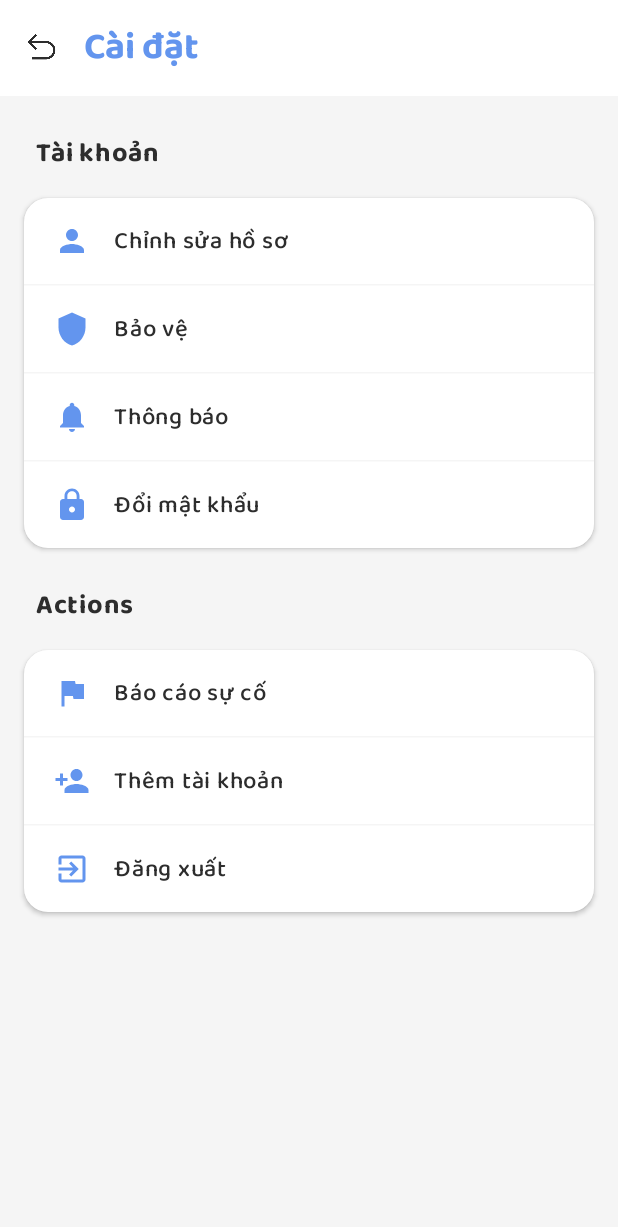
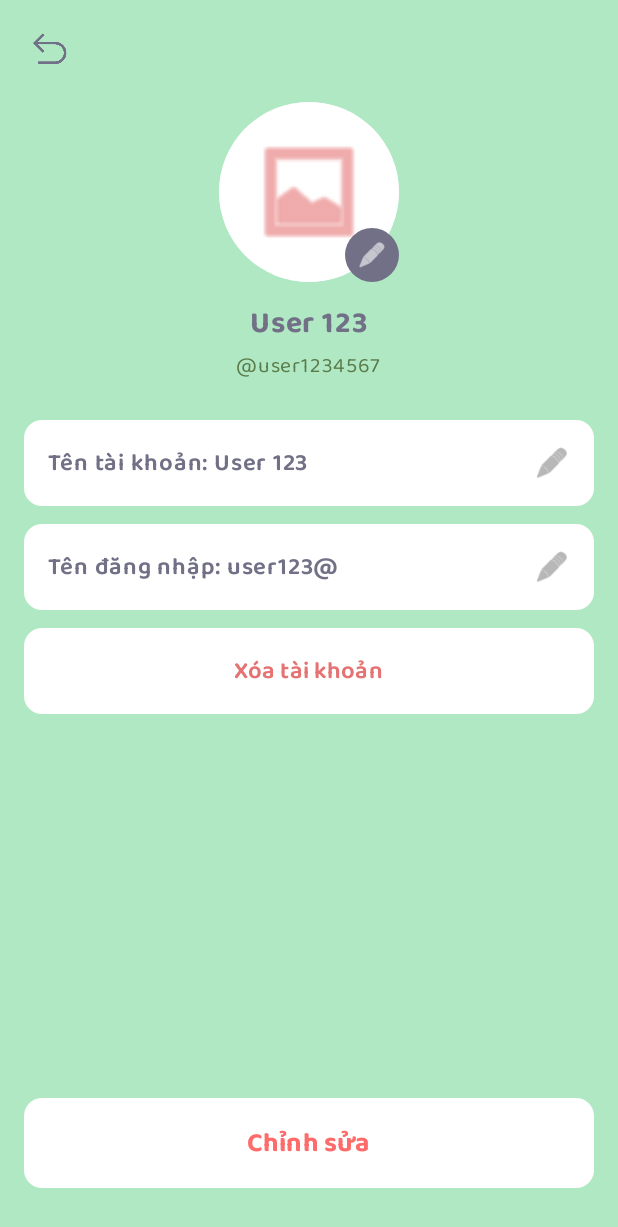
Before and after one commit to tuyetluong259/BabiLing, an Android app built with Jetpack Compose: the SettingsScreen screen opened through its navigation route, after a tap on "Chỉnh sửa hồ sơ", on a phone screen of 412 x 824 dp. Shown: the top 1227 px of the screen. Run offline under Robolectric (Android 15) with nearby library versions, the phone set to English and light mode, and no system bars; our stand-ins replace Firebase (no records; nobody signed in at launch, a user with empty details on screens opened directly).

Commit message:
feat(profile): Thêm Profile và EditProfile Screens
- Hoàn thiện ProfileScreen (Màn hình chính) và EditProfileScreen (Màn hình chỉnh sửa).
- Tích hợp logic ConfirmationDialog cho các hành động 'Đăng xuất', 'Xóa tài khoản' và 'Lưu/Chỉnh sửa' trong EditProfileScreen.
- Cập nhật AppNavigation (MainActivity.kt) để điều hướng đến ProfileScreen và EditProfileScreen.

```diff
--- a/app/src/main/java/com/example/babiling/MainActivity.kt
+++ b/app/src/main/java/com/example/babiling/MainActivity.kt
@@ -31,9 +31,11 @@ import com.example.babiling.ui.screens.settings.SettingsScreen
 // THÊM IMPORTS CHO CÁC MÀN HÌNH CÀI ĐẶT CON
 import com.example.babiling.ui.screens.settings.account.SecurityScreen
 import com.example.babiling.ui.screens.settings.account.NotificationsScreen
-// import com.example.babiling.ui.screens.settings.account.ChangePasswordScreen // Giả định
- import com.example.babiling.ui.screens.settings.actions.ReportIssueScreen
-// import com.example.babiling.ui.screens.settings.actions.AddAccountScreen // Giả định
+import com.example.babiling.ui.screens.settings.actions.ReportIssueScreen
+
+// THÊM IMPORTS CHO CÁC MÀN HÌNH PROFILE
+import com.example.babiling.ui.screens.profile.ProfileScreen
+import com.example.babiling.ui.screens.profile.EditProfileScreen
 
 import com.example.babiling.ui.theme.BabiLingTheme
 import com.google.firebase.FirebaseApp
@@ -181,9 +183,39 @@ fun AppNavigation() {
         composable(Screen.Notifications.route) {
             NotificationsScreen(navController = navController)
         }
+
         // Màn hình Báo cáo sự cố (ReportIssueScreen)
         composable(Screen.ReportIssue.route) {
             ReportIssueScreen(navController = navController)
         }
+
+        // =======================================================
+        // THÊM CÁC MÀN HÌNH PROFILE (PROFILE SCREENS)
+        // =======================================================
+
+        // Màn hình Profile
+        composable(Screen.Profile.route) {
+            ProfileScreen(
+                onBackClick = {
+                    navController.popBackStack()
+                },
+                onEditClick = {
+                    navController.navigate(Screen.EditProfile.route)
+                }
+            )
+        }
+
+        // Màn hình Edit Profile
+        composable(Screen.EditProfile.route) {
+            EditProfileScreen(
+                onBackClick = {
+                    navController.popBackStack()
+                },
+                onSaveClick = {
+                    // Lưu thông tin và quay lại màn hình Profile
+                    navController.popBackStack()
+                }
+            )
+        }
     }
 }
--- a/app/src/main/java/com/example/babiling/Navigation.kt
+++ b/app/src/main/java/com/example/babiling/Navigation.kt
@@ -13,8 +13,8 @@ sealed class Screen(val route: String) {
 
     // --- Các màn hình CÀI ĐẶT & HỒ SƠ ---
     object Settings : Screen("settings_screen")
-    // CẬP NHẬT: EditProfile sử dụng route phân cấp
-    object EditProfile : Screen("settings/account/edit_profile")
+    object Profile : Screen("profile_screen")
+    object EditProfile : Screen("edit_profile_screen")
     object Rating : Screen("rating_screen")
 
     // 🔒 CÁC MÀN HÌNH CÀI ĐẶT CON (THÊM MỚI)
--- a/app/src/main/java/com/example/babiling/ui/screens/home/HomeScreen.kt
+++ b/app/src/main/java/com/example/babiling/ui/screens/home/HomeScreen.kt
@@ -178,6 +178,9 @@ fun HeaderSection(navController: NavController) {
                 contentDescription = "Hồ sơ",
                 tint = Color.White,
                 modifier = Modifier.size(28.dp)
+                    .clickable {
+                        navController.navigate(Screen.Profile.route)
+                    }
             )
         }
         Spacer(modifier = Modifier.height(16.dp))
--- /dev/null
+++ b/app/src/main/java/com/example/babiling/ui/screens/profile/EditProfileScreen.kt
@@ -0,0 +1,326 @@
+package com.example.babiling.ui.screens.profile
+
+import androidx.compose.foundation.background
+import androidx.compose.foundation.border
+import androidx.compose.foundation.clickable
+import androidx.compose.foundation.layout.*
+import androidx.compose.foundation.shape.CircleShape
+import androidx.compose.foundation.shape.RoundedCornerShape
+import androidx.compose.material3.*
+import androidx.compose.runtime.*
+import androidx.compose.ui.Alignment
+import androidx.compose.ui.Modifier
+import androidx.compose.ui.draw.clip
+import androidx.compose.ui.graphics.Color
+import androidx.compose.ui.res.painterResource
+import androidx.compose.ui.text.font.FontWeight
+import androidx.compose.ui.tooling.preview.Preview
+import androidx.compose.ui.unit.dp
+import androidx.compose.ui.unit.sp
+import com.example.babiling.R
+import com.example.babiling.ui.theme.BalooThambi2Family
+
+private val BackgroundColor = Color(0xFFB1E8C4)
+private val HeaderColor = Color(0xFF717086)
+private val DeleteColor = Color(0xFFE57373)
+private val SaveButtonTextColor = Color(0xFFFF6B6B)
+private val PlaceholderIconColor = Color(0xFFE57373)
+
+@Composable
+fun EditProfileScreen(
+    onBackClick: () -> Unit = {},
+    onSaveClick: () -> Unit = {},
+    onDeleteAccount: () -> Unit = {},
+    onLogout: () -> Unit = {}
+) {
+    var accountName by remember { mutableStateOf("User 123") }
+    var username by remember { mutableStateOf("user123@") }
+
+    // Trạng thái cho Dialog
+    var showDeleteDialog by remember { mutableStateOf(false) }
+    var showLogoutDialog by remember { mutableStateOf(false) }
+    var showSaveDialog by remember { mutableStateOf(false) }
+    Box(
+        modifier = Modifier
+            .fillMaxSize()
+            .background(BackgroundColor)
+    ) {
+        Column(
+            modifier = Modifier
+                .fillMaxSize()
+                .padding(16.dp)
+        ) {
+            // Top Bar với nút back
+            IconButton(
+                onClick = onBackClick,
+                modifier = Modifier.size(36.dp)
+            ) {
+                Icon(
+                    painter = painterResource(id = R.drawable.ic_back_arrow),
+                    contentDescription = "Back",
+                    tint = HeaderColor
+                )
+            }
+
+            Spacer(modifier = Modifier.height(16.dp))
+
+
+            Box(
+                modifier = Modifier.align(Alignment.CenterHorizontally)
+            ) {
+                Box(
+                    modifier = Modifier
+                        .size(120.dp)
+                        .clip(CircleShape)
+                        .background(Color.White)
+                        .border(4.dp, Color.White, CircleShape),
+                    contentAlignment = Alignment.Center
+                ) {
+                    Icon(
+                        painter = painterResource(id = android.R.drawable.ic_menu_gallery),
+                        contentDescription = "Avatar",
+                        modifier = Modifier.size(80.dp),
+                        tint = PlaceholderIconColor
+                    )
+                }
+
+                // Edit icon
+                Box(
+                    modifier = Modifier
+                        .size(36.dp)
+                        .clip(CircleShape)
+                        .background(HeaderColor)
+                        .align(Alignment.BottomEnd)
+                        .clickable { /* Handle change avatar */ },
+                    contentAlignment = Alignment.Center
+                ) {
+                    Icon(
+                        painter = painterResource(id = android.R.drawable.ic_menu_edit),
+                        contentDescription = "Edit avatar",
+                        tint = Color.White,
+                        modifier = Modifier.size(20.dp)
+                    )
+                }
+            }
+
+            Spacer(modifier = Modifier.height(12.dp))
+
+            // Username
+            Text(
+                text = "User 123",
+                fontSize = 20.sp,
+                fontWeight = FontWeight.Bold,
+                fontFamily = BalooThambi2Family,
+                color = HeaderColor,
+                modifier = Modifier.align(Alignment.CenterHorizontally)
+            )
+
+            // User ID
+            Text(
+                text = "@user1234567",
+                fontSize = 14.sp,
+                fontFamily = BalooThambi2Family,
+                color = Color(0xFF5A7C4A),
+                modifier = Modifier.align(Alignment.CenterHorizontally)
+            )
+
+            Spacer(modifier = Modifier.height(24.dp))
+
+            // Tên tài khoản
+            EditableProfileField(
+                label = "Tên tài khoản: User 123",
+                value = accountName,
+                onValueChange = { accountName = it },
+                fontFamily = BalooThambi2Family,
+                labelColor = HeaderColor
+            )
+
+            Spacer(modifier = Modifier.height(12.dp))
+
+            // Tên đăng nhập
+            EditableProfileField(
+                label = "Tên đăng nhập: user123@",
+                value = username,
+                onValueChange = { username = it },
+                fontFamily = BalooThambi2Family,
+                labelColor = HeaderColor
+            )
+
+            Spacer(modifier = Modifier.height(12.dp))
+
+            // Xóa tài khoản button - CẬP NHẬT ONCLICK
+            Button(
+                onClick = { showDeleteDialog = true }, // KÍCH HOẠT DIALOG XÓA
+                modifier = Modifier.fillMaxWidth(),
+                colors = ButtonDefaults.buttonColors(
+                    containerColor = Color.White
+                ),
+                shape = RoundedCornerShape(12.dp)
+            ) {
+                Text(
+                    text = "Xóa tài khoản",
+                    fontSize = 16.sp,
+                    fontFamily = BalooThambi2Family,
+                    fontWeight = FontWeight.SemiBold,
+                    color = DeleteColor,
+                    modifier = Modifier.padding(vertical = 8.dp)
+                )
+            }
+
+            Spacer(modifier = Modifier.height(12.dp))
+
+
+            Spacer(modifier = Modifier.weight(1f))
+
+            // Chỉnh sửa button (Lưu)
+            Button(
+                onClick = { showSaveDialog = true }, // ✅ KÍCH HOẠT DIALOG LƯU
+                modifier = Modifier
+                    .fillMaxWidth()
+                    .padding(bottom = 16.dp),
+                colors = ButtonDefaults.buttonColors(
+                    containerColor = Color.White
+                ),
+                shape = RoundedCornerShape(12.dp)
+            ) {
+                Text(
+                    text = "Chỉnh sửa",
+                    fontSize = 18.sp,
+                    fontWeight = FontWeight.Bold,
+                    fontFamily = BalooThambi2Family,
+                    color = SaveButtonTextColor,
+                    modifier = Modifier.padding(vertical = 8.dp)
+                )
+            }
+        }
+    }
+
+
+    if (showDeleteDialog) {
+        ConfirmationDialog(
+            title = "Xác nhận xóa",
+            body = "Bạn có muốn xóa tài khoản không?",
+            confirmText = "Xóa",
+            dismissText = "Hủy",
+            confirmColor = DeleteColor,
+            onConfirm = {
+                showDeleteDialog = false
+                onDeleteAccount() // Thực hiện hành động xóa
+            },
+            onDismiss = { showDeleteDialog = false }
+        )
+    }
+    // ✅ THÊM LOGIC CHO DIALOG LƯU/CHỈNH SỬA
+    if (showSaveDialog) {
+        ConfirmationDialog(
+            title = "Xác nhận chỉnh sửa",
+            body = "Xác nhận chỉnh sửa",
+            confirmText = "Lưu",
+            dismissText = "Hủy",
+            confirmColor = SaveButtonTextColor,
+            onConfirm = {
+                onSaveClick() // Thực hiện hành động lưu
+                showSaveDialog = false
+            },
+            onDismiss = { showSaveDialog = false }
+        )
+    }
+}
+
+
+@Composable
+private fun EditableProfileField(
+    label: String,
+    value: String,
+    onValueChange: (String) -> Unit,
+    fontFamily: androidx.compose.ui.text.font.FontFamily,
+    labelColor: Color
+) {
+    Card(
+        modifier = Modifier.fillMaxWidth(),
+        colors = CardDefaults.cardColors(
+            containerColor = Color.White
+        ),
+        shape = RoundedCornerShape(12.dp)
+    ) {
+        Row(
+            modifier = Modifier
+                .fillMaxWidth()
+                .padding(16.dp),
+            horizontalArrangement = Arrangement.SpaceBetween,
+            verticalAlignment = Alignment.CenterVertically
+        ) {
+            Text(
+                text = label,
+                fontSize = 16.sp,
+                fontFamily = fontFamily,
+                fontWeight = FontWeight.SemiBold,
+                color = labelColor,
+                modifier = Modifier.weight(1f)
+            )
+
+            Icon(
+                painter = painterResource(id = android.R.drawable.ic_menu_edit),
+                contentDescription = "Edit",
+                tint = Color(0xFF888888),
+                modifier = Modifier
+                    .size(24.dp)
+                    .clickable { /* Handle edit */ }
+            )
+        }
+    }
+}
+@Composable
+fun ConfirmationDialog(
+    title: String,
+    body: String,
+    confirmText: String,
+    dismissText: String,
+    confirmColor: Color,
+    onConfirm: () -> Unit,
+    onDismiss: () -> Unit
+) {
+    AlertDialog(
+        onDismissRequest = onDismiss,
+        title = {
+            Text(
+                text = title,
+                fontFamily = BalooThambi2Family,
+                fontWeight = FontWeight.Bold,
+                color = HeaderColor
+            )
+        },
+        text = {
+            Text(
+                text = body,
+                fontFamily = BalooThambi2Family,
+                color = HeaderColor
+            )
+        },
+        confirmButton = {
+            TextButton(onClick = onConfirm) {
+                Text(
+                    confirmText,
+                    fontFamily = BalooThambi2Family,
+                    fontWeight = FontWeight.Bold,
+                    color = confirmColor
+                )
+            }
+        },
+        dismissButton = {
+            TextButton(onClick = onDismiss) {
+                Text(
+                    dismissText,
+                    fontFamily = BalooThambi2Family,
+                    color = Color.Gray
+                )
+            }
+        }
+    )
+}
+
+@Preview(showBackground = true)
+@Composable
+fun EditProfileScreenPreview() {
+    EditProfileScreen()
+}
```
Also changed, not shown: app/src/main/java/com/example/babiling/ui/screens/profile/ProfileScreen.kt (added, +233 -0 lines).
